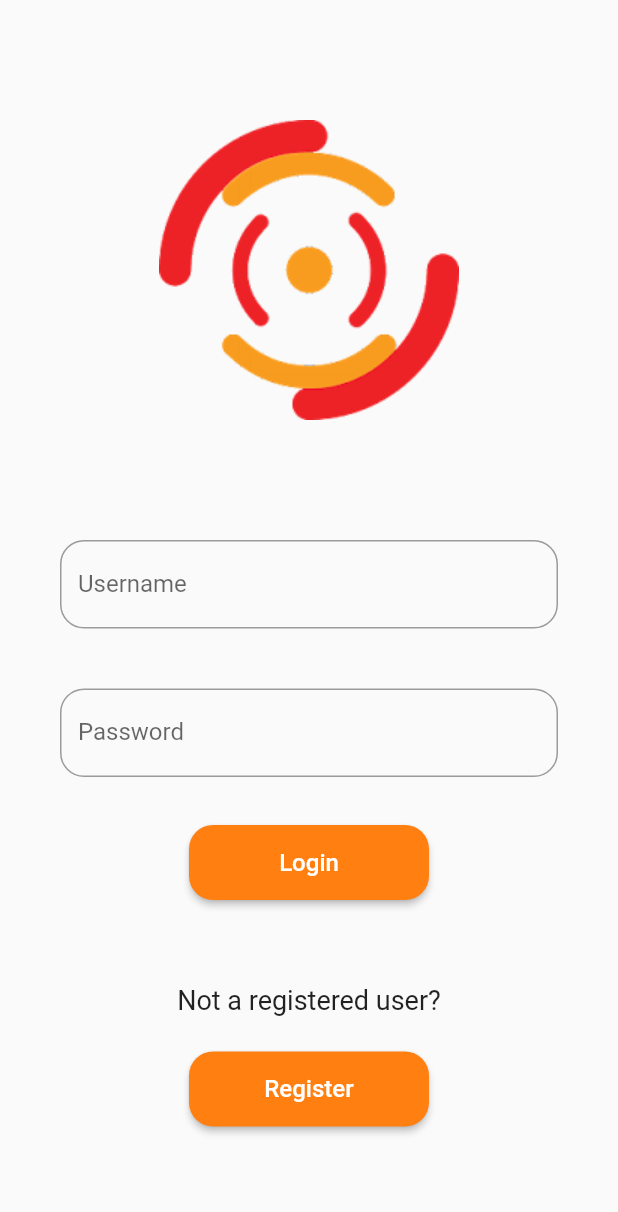
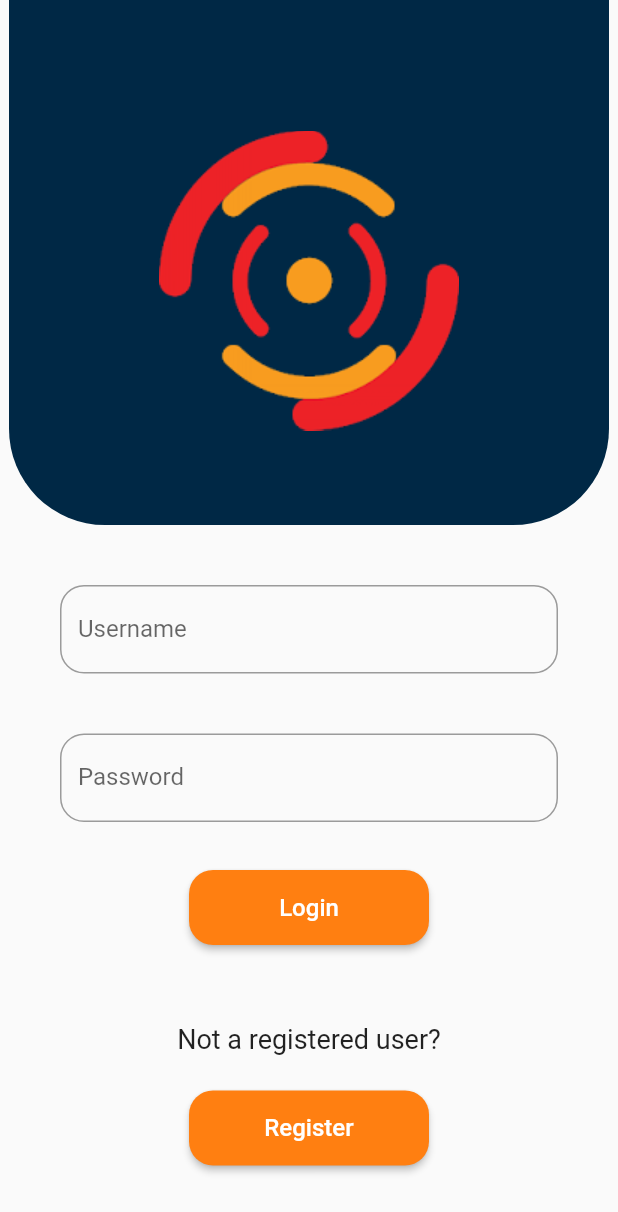
Before and after one commit to LalithGuptha/Admin_App_Anokha, a Flutter app: the screen it shows after launch, on a phone screen of 412 x 824 dp. Shown: the top 1212 px of the screen. Run offline on Flutter 3.47's test engine with Material 2 defaults, Android fonts, the phone set to English and light mode, and no system bars; our stand-ins replace hexcolor.

Commit message:
Login Screen - Container color

```diff
--- a/lib/screens/login.dart
+++ b/lib/screens/login.dart
@@ -22,16 +22,22 @@ class _Login extends State<Login> {
           child:Column(
             children: [
               Container(
+                width: 400,
+                height: 350,
+                decoration: BoxDecoration(
+                  color: HexColor("002845"),
+                  borderRadius: BorderRadius.only(bottomLeft: Radius.circular(64),bottomRight: Radius.circular(64)),
+    ),
+                  child: Padding(
+                    padding: EdgeInsets.only(top: 24),
+                    child: Image.asset('assets/logo.png'),
+                  ),
+    ),
+              Container(
                 margin: EdgeInsets.all(40),
                 child: Column(
                   children: [
-                    Padding(padding: EdgeInsets.only(top: 40),
-                      child: Align(
-                      alignment: Alignment.center,
-                      child: Image.asset('assets/logo.png'),
-                    ),),
-                    SizedBox(height: 80,),
-
+                    //SizedBox(height: 40,),
                     TextField(
                       controller: uncontroller,
                       decoration: InputDecoration(
@@ -70,7 +76,7 @@ class _Login extends State<Login> {
                       ),
                     ),
                     Padding(
-                        padding: EdgeInsets.only(top: 56),
+                        padding: EdgeInsets.only(top: 52),
                     child: Text("Not a registered user?",style: TextStyle(
                         fontSize: 18
                     ),)
```
